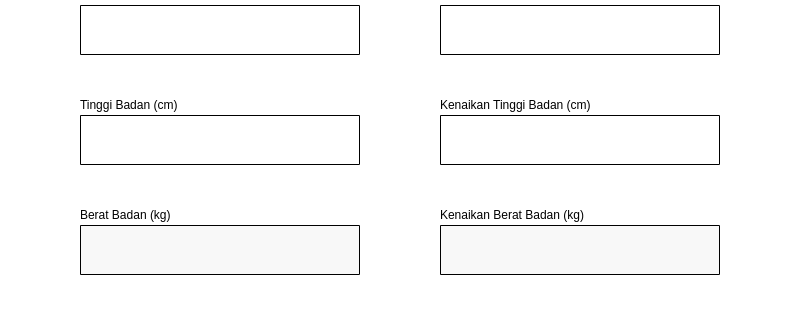
First picture: the form in inputdatabulananbalita.ui, repository Gamdara/ekms, before the edit; both pictures show x 200 to 1001 and y 135 to 455 of the 1200 by 763 pixel window.
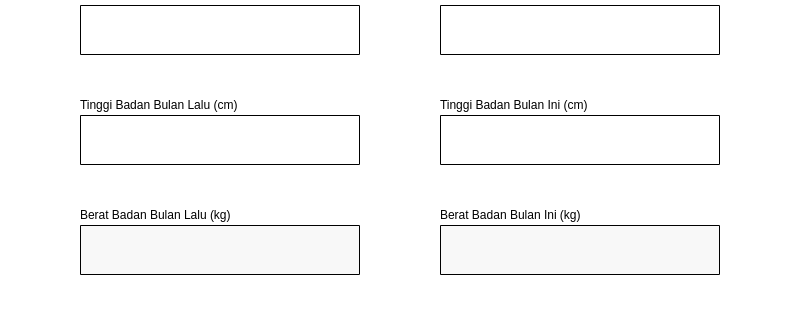
Second picture: the form after the edit.

The edit to the form file:
```diff
--- a/inputdatabulananbalita.ui
+++ b/inputdatabulananbalita.ui
@@ -133,7 +133,7 @@
      <rect>
       <x>280</x>
       <y>260</y>
-      <width>110</width>
+      <width>271</width>
       <height>20</height>
      </rect>
     </property>
@@ -141,7 +141,7 @@
      <string notr="true">font: 10pt &quot;MS Shell Dlg 2&quot;;</string>
     </property>
     <property name="text">
-     <string>Tinggi Badan (cm)</string>
+     <string>Tinggi Badan Bulan Lalu (cm)</string>
     </property>
    </widget>
    <widget class="QLabel" name="label_7">
@@ -184,7 +184,7 @@
      <rect>
       <x>640</x>
       <y>370</y>
-      <width>150</width>
+      <width>281</width>
       <height>20</height>
      </rect>
     </property>
@@ -192,7 +192,7 @@
      <string notr="true">font: 10pt &quot;MS Shell Dlg 2&quot;;</string>
     </property>
     <property name="text">
-     <string>Kenaikan Berat Badan (kg)</string>
+     <string>Berat Badan Bulan Ini (kg)</string>
     </property>
    </widget>
    <widget class="QLabel" name="label_9">
@@ -271,7 +271,7 @@
      <rect>
       <x>280</x>
       <y>370</y>
-      <width>100</width>
+      <width>281</width>
       <height>20</height>
      </rect>
     </property>
@@ -279,7 +279,7 @@
      <string notr="true">font: 10pt &quot;MS Shell Dlg 2&quot;;</string>
     </property>
     <property name="text">
-     <string>Berat Badan (kg)</string>
+     <string>Berat Badan Bulan Lalu (kg)</string>
     </property>
    </widget>
    <widget class="QLabel" name="label_13">
@@ -287,7 +287,7 @@
      <rect>
       <x>640</x>
       <y>260</y>
-      <width>160</width>
+      <width>261</width>
       <height>20</height>
      </rect>
     </property>
@@ -295,7 +295,7 @@
      <string notr="true">font: 10pt &quot;MS Shell Dlg 2&quot;;</string>
     </property>
     <property name="text">
-     <string>Kenaikan Tinggi Badan (cm)</string>
+     <string>Tinggi Badan Bulan Ini (cm)</string>
     </property>
    </widget>
    <widget class="QLineEdit" name="berat_badan">
```
